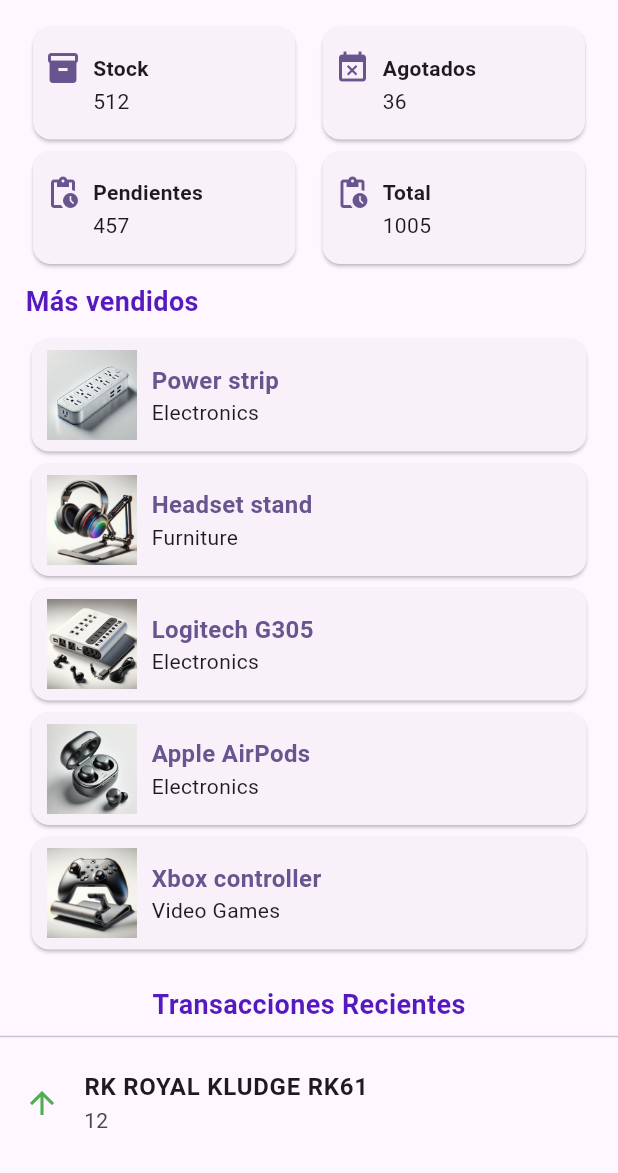
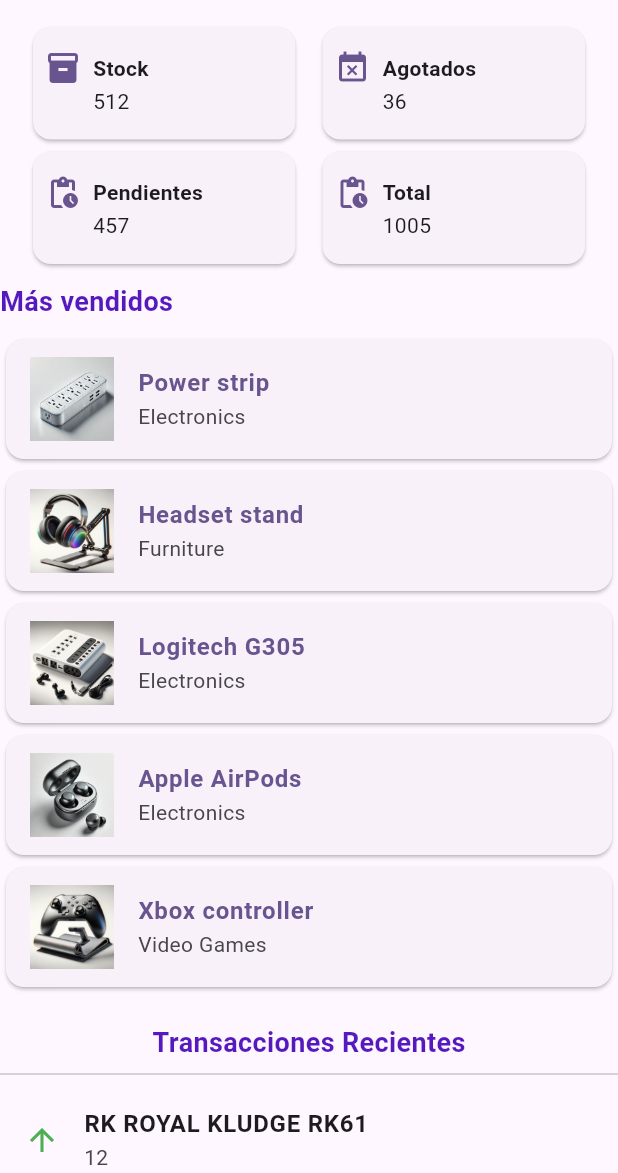
Before and after one commit to Inarixdono/itla-dpwfe, a Flutter app: the StockOverviewPage screen opened by its route, on a phone screen of 412 x 824 dp, the part 63-1236 px from its top. Run offline on Flutter 3.47's test engine with Material 3 defaults, Android fonts, the phone set to English and light mode, and no system bars; our stand-ins replace flutter_svg.

Commit message:
refactor ProductCard to replace SizedBox and ConstrainedBox with ListTile for improved layout and readability

```diff
--- a/main_app/lib/widgets/product_card.dart
+++ b/main_app/lib/widgets/product_card.dart
@@ -12,34 +12,18 @@ class ProductCard extends StatelessWidget {
   @override
   Widget build(BuildContext context) {
     return Card(
-      child: SizedBox(
-        height: 75,
-        width: 370,
-        child: Row(
-          children: [
-            const SizedBox(
-              width: 10,
-            ),
-            ConstrainedBox(
-                constraints: const BoxConstraints(
-                  maxWidth: 60,
-                  maxHeight: 60,
-                ),
-                child: Center(child: product.image)),
-            const SizedBox(
-              width: 10,
-            ),
-            Expanded(
-                flex: 1,
-                child: Column(
-                  mainAxisAlignment: MainAxisAlignment.center,
-                  crossAxisAlignment: CrossAxisAlignment.start,
-                  children: [
-                    Text(product.name, style: TextStyle(fontSize: 16, fontWeight: FontWeight.bold, color: Theme.of(context).colorScheme.primary)),
-                    Text(product.category),
-                  ],
-                ))
-          ],
+      child: Padding(
+        padding: const EdgeInsets.symmetric(vertical: 4),
+        child: ListTile(
+          leading: product.image,
+          title: Text(
+            product.name,
+            style: TextStyle(
+                fontSize: 16,
+                fontWeight: FontWeight.bold,
+                color: Theme.of(context).colorScheme.primary),
+          ),
+          subtitle: Text(product.category),
         ),
       ),
     );
```
